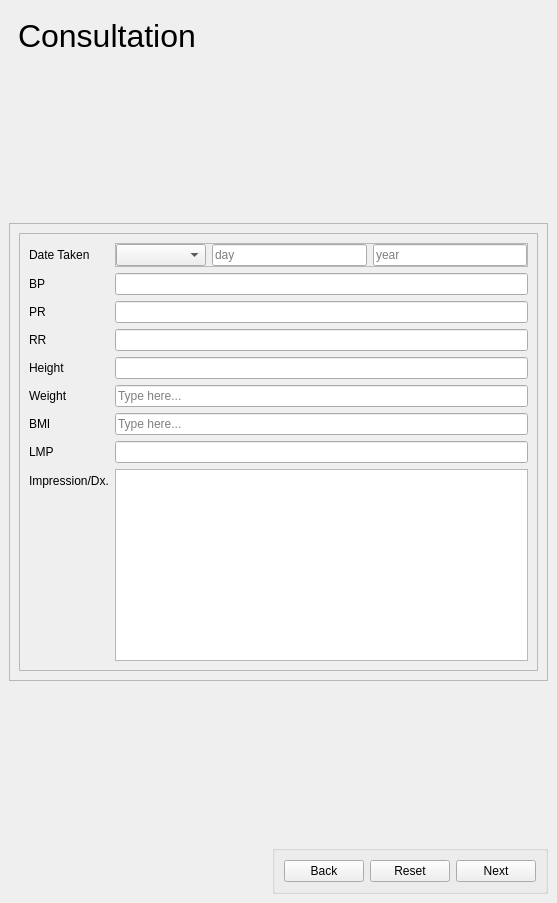
venice2003/IV, file Screens/emergencyScreen.ui: the form before one commit.
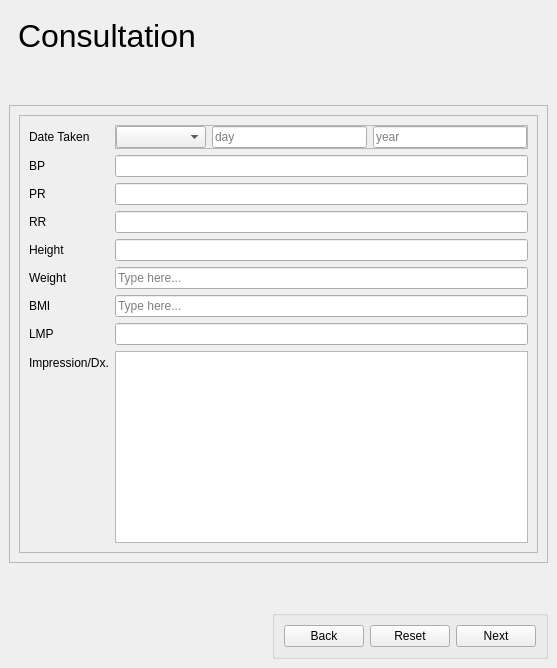
The form after the commit. Icons and pictures are not drawn.

Commit message: Changes to be committed: 	modified:   Screens/emergencyScreen.ui 	modified:   Screens/mainWindow.ui 	modified:   __pycache__/startScreen.cpython-311.pyc 	new file:   __pycache__/validation.cpython-311.pyc 	modified:   elementNamestxt.txt 	modified:   startScreen.py 	modified:   variables.py

The edit to the form file:
```diff
--- a/Screens/emergencyScreen.ui
+++ b/Screens/emergencyScreen.ui
@@ -7,7 +7,7 @@
     <x>0</x>
     <y>0</y>
     <width>557</width>
-    <height>903</height>
+    <height>668</height>
    </rect>
   </property>
   <property name="windowTitle">
```
Left out of the diff: 6 changed lines with no effect on the pictures. The commit also changes 6 other files.
